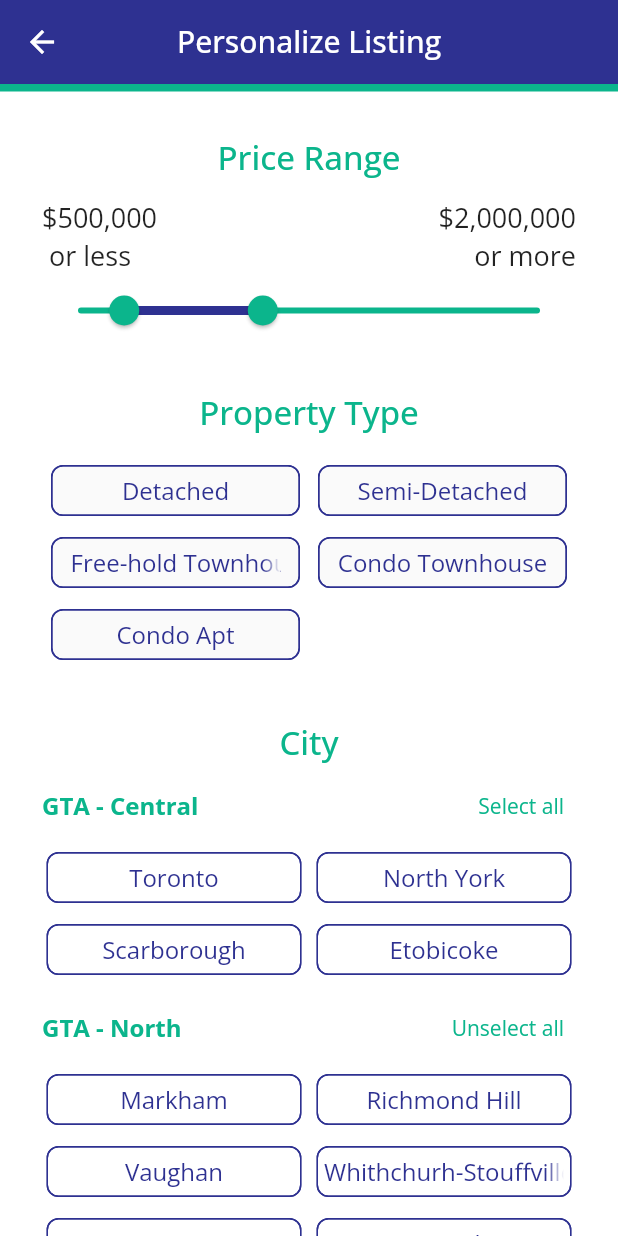
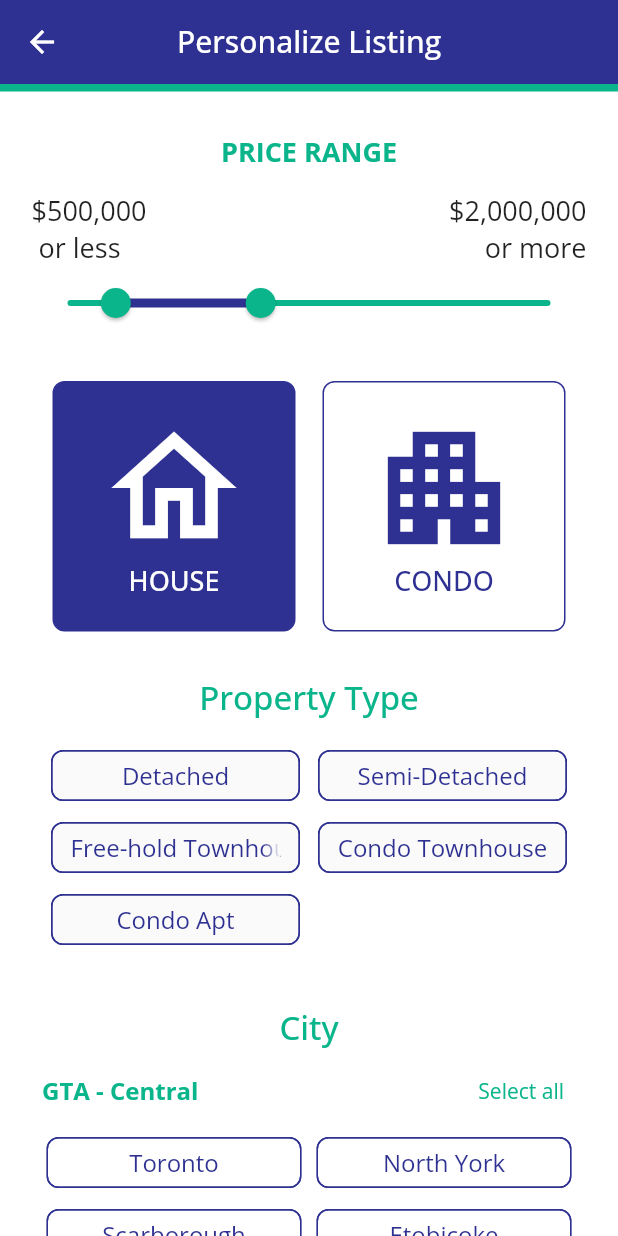
Before and after one commit to hesptech/rhouse_test, a Flutter app: the FiltersScreen screen opened by its route, on a phone screen of 412 x 824 dp. Run offline on Flutter 3.47's test engine with Material 2 defaults, Android fonts, the phone set to English and light mode, and no system bars; our stand-ins replace firebase_auth, firebase_core, geolocator, google_fonts, google_maps_flutter and 1 more; missing offline and left inert: dart:ffi; accounts and stored records are empty.

Commit message:
filters icon buttons class house condo

```diff
--- a/lib/filters/filters.dart
+++ b/lib/filters/filters.dart
@@ -1,2 +1,3 @@
 export 'package:flutter_black_white/filters/filters_class_buttons.dart';
+export 'package:flutter_black_white/filters/filters_class_icons_bt.dart';
 export 'package:flutter_black_white/filters/filters_price_range.dart';
--- /dev/null
+++ b/lib/filters/filters_class_icons_bt.dart
@@ -0,0 +1,91 @@
+import 'package:flutter/material.dart';
+import 'package:flutter_black_white/utils/constants.dart';
+import 'package:flutter_black_white/utils/shared_preferences.dart';
+
+class FiltersClassIconsBt extends StatefulWidget {
+  const FiltersClassIconsBt({Key? key}) : super(key: key);
+
+  @override
+  State<FiltersClassIconsBt> createState() => _FiltersClassIconsBtState();
+}
+
+class _FiltersClassIconsBtState extends State<FiltersClassIconsBt> {
+
+  bool imageHouseOn = true;
+  bool imageCondoOn = false;
+
+  @override
+  void initState() {
+    super.initState();
+    imageHouseOn = Preferences.filterIconBtHouse;
+    imageCondoOn = Preferences.filterIconBtCondo;
+  }
+
+  @override
+  Widget build(BuildContext context) {
+    return Row(
+      mainAxisAlignment: MainAxisAlignment.center,
+      children: [
+        GestureDetector(
+          child: Container(
+            padding: const EdgeInsets.symmetric( vertical: 20.0, horizontal: 30.0 ),
+            decoration: BoxDecoration(
+              borderRadius: BorderRadius.circular(8.0),
+              border: Border.all(
+                color: kPrimaryColor,
+              ),
+              color: imageHouseOn ? kPrimaryColor : Colors.white,
+            ),
+            child: Column(
+              children: [
+                Icon(
+                  Icons.home_outlined, size: 100.0,
+                  color: imageHouseOn ? Colors.white : kPrimaryColor,
+                ),
+                Text('HOUSE', style: TextStyle( color: imageHouseOn ? Colors.white : kPrimaryColor , fontSize: 18.0, fontWeight: FontWeight.w500 ), )
+              ]
+            ),
+          ),
+          onTap: () {
+            setState(() {
+              imageHouseOn = true;
+              imageCondoOn = false;
+              Preferences.filterIconBtHouse = imageHouseOn;
+              Preferences.filterIconBtCondo = imageCondoOn;
+            });
+          },
+        ),
+        const SizedBox( width: 18.0,),
+        GestureDetector(
+          child: Container(
+            padding: const EdgeInsets.symmetric( vertical: 20.0, horizontal: 30.0 ),
+            decoration: BoxDecoration(
+              borderRadius: BorderRadius.circular(8.0),
+              border: Border.all(
+                color: kPrimaryColor,
+              ),
+              color: imageCondoOn ? kPrimaryColor : Colors.white,
+            ),
+            child: Column(
+              children: [
+                Icon(
+                  Icons.apartment, size: 100.0,
+                  color: imageCondoOn ? Colors.white : kPrimaryColor,
+                ),
+                Text('CONDO', style: TextStyle( color: imageCondoOn ? Colors.white : kPrimaryColor , fontSize: 18.0, fontWeight: FontWeight.w500 ), )
+              ]
+            ),
+          ),
+          onTap: () {
+            setState(() {
+              imageCondoOn = true;
+              imageHouseOn = false;
+              Preferences.filterIconBtHouse = imageHouseOn;
+              Preferences.filterIconBtCondo = imageCondoOn;
+            });
+          },
+        ),
+      ],
+    );
+  }
+}
--- a/lib/filters/filters_price_range.dart
+++ b/lib/filters/filters_price_range.dart
@@ -26,10 +26,10 @@ class _FiltersPriceRangeState extends State<FiltersPriceRange> {
   @override
   Widget build(BuildContext context) {
     return Padding(
-      padding: const EdgeInsets.fromLTRB(28.0, 28.0, 28.0, 28.0),
+      padding: const EdgeInsets.symmetric( vertical: 28.0, horizontal: 21.0),
       child: Column(
         children: [
-          const Text('Price Range', style: TextStyle(fontSize: 22, fontWeight: FontWeight.w500, color: kSecondaryColor),),
+          const Text('PRICE RANGE', style: TextStyle(fontSize: 18, fontWeight: FontWeight.bold, color: kSecondaryColor),),
           const SizedBox(height: 14.0,),
           Row(
             mainAxisAlignment: MainAxisAlignment.spaceBetween,
--- a/lib/screens/filters_screen.dart
+++ b/lib/screens/filters_screen.dart
@@ -120,6 +120,12 @@ class _FiltersExpansionTilesState extends State<FiltersExpansionTiles> {
           ),
 
           const FiltersPriceRange(),
+
+
+
+          const FiltersClassIconsBt(),
+
+          const SizedBox( height: 28.0,),
 
           // TYPES
           const Text(
--- a/lib/utils/shared_preferences.dart
+++ b/lib/utils/shared_preferences.dart
@@ -10,6 +10,8 @@ class Preferences {
   static double _locationLng = -79.347015;
   static double _filterPriceRangeStart = 500000;
   static double _filterPriceRangeEnd = 2000000;
+  static bool _filterIconBtHouse = true;
+  static bool _filterIconBtCondo = false;
   static List<String> _filtersClassButtons = [];
   static List<String> _userFilters = [];
   static List<String> _userFiltersIsLoggedIn = [];
@@ -51,15 +53,17 @@ class Preferences {
     _prefs.setDouble('locationLng', value );
   }
 
+
+
   // FILTERS: price range
   static double get filterPriceRangeStart {
     return _prefs.getDouble( 'filterPriceRangeStart' ) ?? _filterPriceRangeStart;
   }
-
   static set filterPriceRangeStart( double value ) {
     _filterPriceRangeStart = value;
     _prefs.setDouble( 'filterPriceRangeStart', value );
   }
+
 
   static double get filterPriceRangeEnd {
     return _prefs.getDouble( 'filterPriceRangeEnd' ) ?? _filterPriceRangeEnd;
@@ -69,6 +73,30 @@ class Preferences {
     _filterPriceRangeEnd = value;
     _prefs.setDouble( 'filterPriceRangeEnd', value );
   }
+
+
+
+  // FILTERS: Class Icons Buttons
+  static bool get filterIconBtHouse {
+    return _prefs.getBool(  'filterIconBtHouse' ) ?? _filterIconBtHouse;
+  }
+
+  static set filterIconBtHouse( bool value) {
+    _filterIconBtHouse = value;
+    _prefs.setBool('filterIconBtHouse', value);
+  }
+
+
+  static bool get filterIconBtCondo {
+    return _prefs.getBool(  'filterIconBtCondo' ) ?? _filterIconBtCondo;
+  }
+
+  static set filterIconBtCondo( bool value) {
+    _filterIconBtCondo = value;
+    _prefs.setBool('filterIconBtCondo', value);
+  }
+
+
 
   // Type
   static List<String> get userFilters {
```
